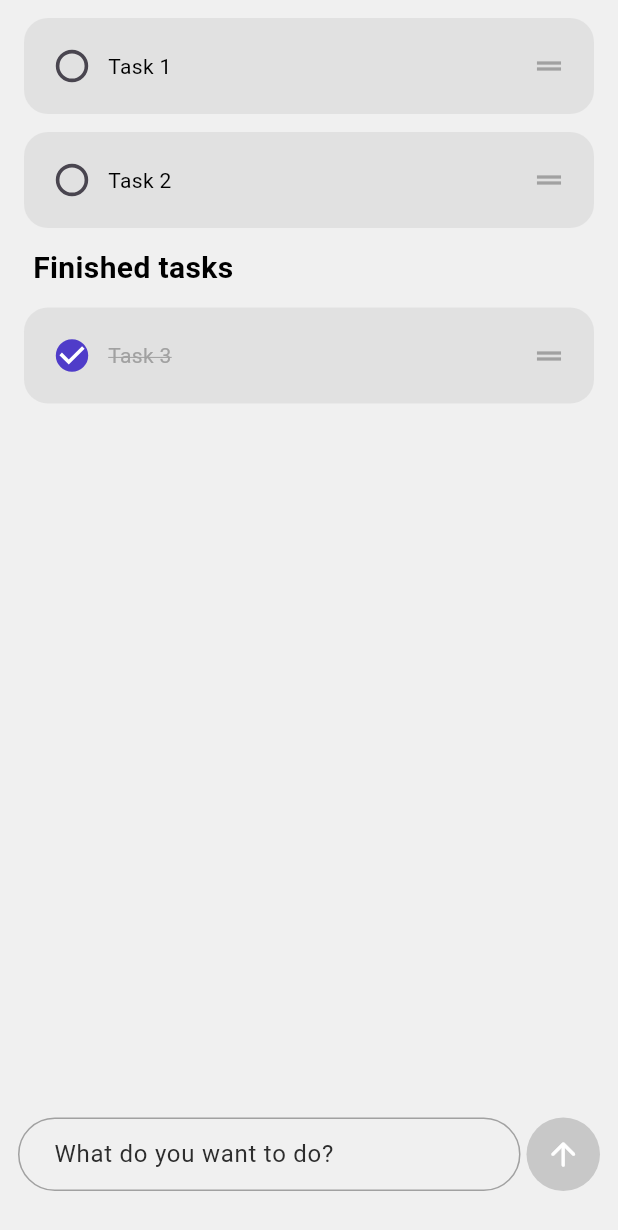
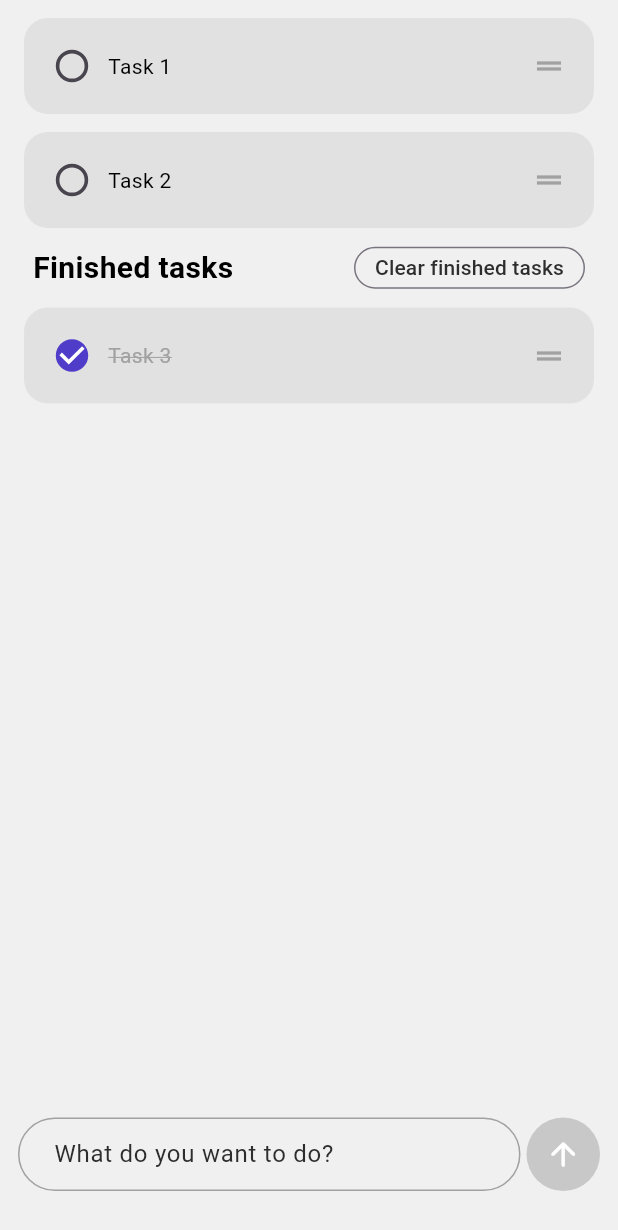
Before and after one commit to Lund2005/simple_todo_app, a Flutter app: the screen it shows after launch, on a phone screen of 412 x 824 dp. Shown: the top 1230 px of the screen. Run offline on Flutter 3.47's test engine with Material 3 defaults, Android fonts, the phone set to English and light mode, and no system bars.

Commit message:
Added clear finished tasks button

```diff
--- a/lib/home_page.dart
+++ b/lib/home_page.dart
@@ -214,7 +214,52 @@ class _HomePageState extends State<HomePage> {
                         ),
                         //finished subheading
                         finished.isNotEmpty
-                            ? ListSubheading(text: 'Finished tasks')
+                            ? Padding(
+                              padding: const EdgeInsets.only(
+                                left: 22,
+                                right: 22,
+                                top: 12,
+                              ),
+                              child: Row(
+                                mainAxisAlignment:
+                                    MainAxisAlignment.spaceBetween,
+                                crossAxisAlignment: CrossAxisAlignment.center,
+                                children: [
+                                  ListSubheading(text: 'Finished tasks'),
+                                  OutlinedButton(
+                                    style: ButtonStyle(
+                                      minimumSize: WidgetStatePropertyAll(
+                                        Size(0, 28),
+                                      ),
+                                      tapTargetSize:
+                                          MaterialTapTargetSize.shrinkWrap,
+                                      overlayColor: WidgetStatePropertyAll(
+                                        ColorPalette.container,
+                                      ),
+                                      padding: WidgetStatePropertyAll(
+                                        EdgeInsets.only(left: 14, right: 14),
+                                      ),
+                                    ),
+                                    onPressed: () {
+                                      Future.delayed(
+                                        const Duration(milliseconds: 300),
+                                        () {
+                                          setState(() {
+                                            finished.clear();
+                                          });
+                                        },
+                                      );
+                                    },
+                                    child: Text(
+                                      'Clear finished tasks',
+                                      style: TextStyle(
+                                        color: ColorPalette.secondary,
+                                      ),
+                                    ),
+                                  ),
+                                ],
+                              ),
+                            )
                             : SizedBox(height: 0),
                         //listview for finished tasks
                         ReorderableListView.builder(
--- a/lib/listview_subheading.dart
+++ b/lib/listview_subheading.dart
@@ -8,15 +8,12 @@ class ListSubheading extends StatelessWidget {
 
   @override
   Widget build(BuildContext context) {
-    return Padding(
-      padding: const EdgeInsets.only(left: 22, right: 22, top: 12),
-      child: Text(
-        text,
-        style: TextStyle(
-          color: ColorPalette.onBackground,
-          fontSize: 20,
-          fontWeight: FontWeight.bold,
-        ),
+    return Text(
+      text,
+      style: TextStyle(
+        color: ColorPalette.onBackground,
+        fontSize: 20,
+        fontWeight: FontWeight.bold,
       ),
     );
   }
```
Also changed, not shown: 1 other file.
